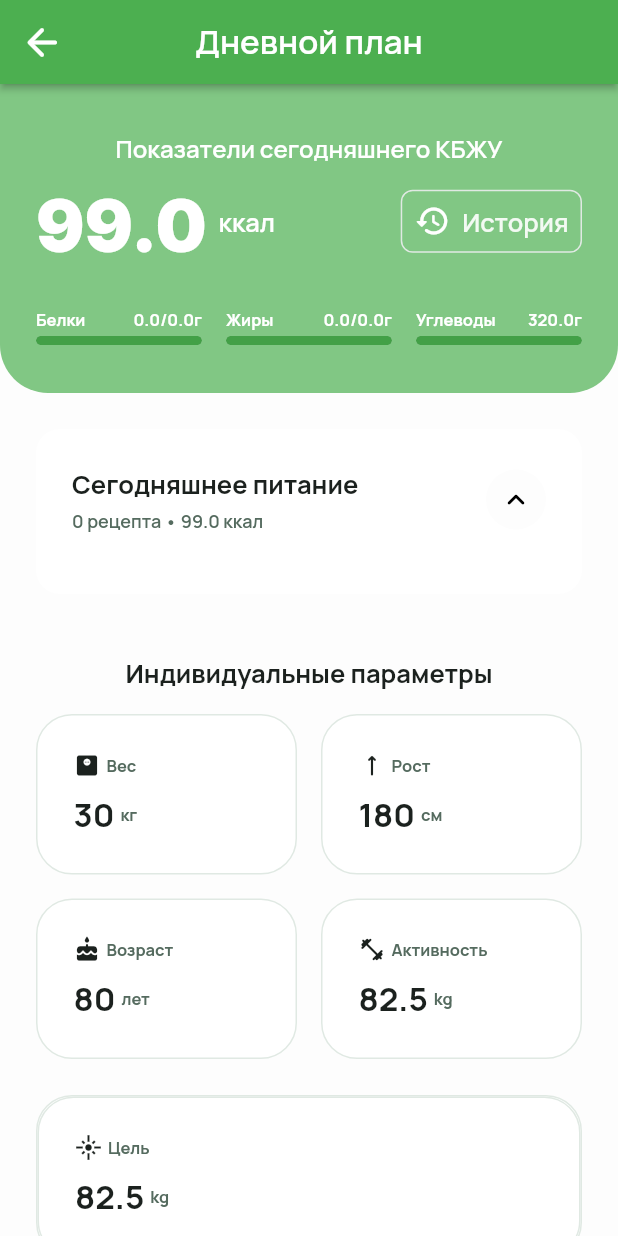
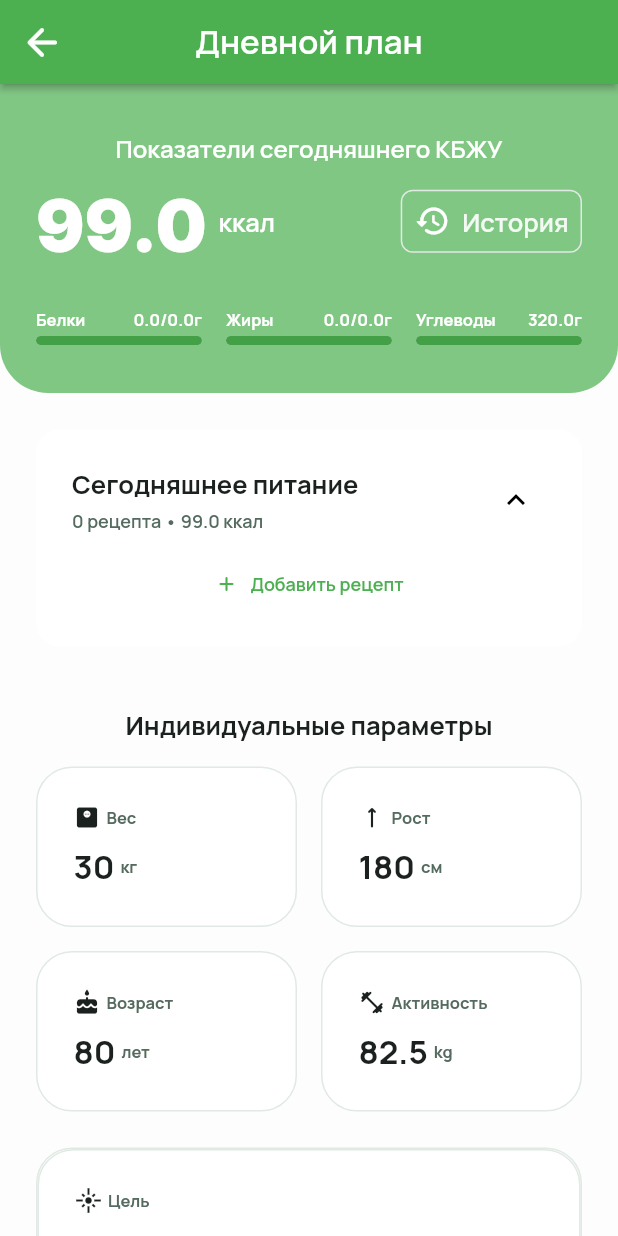
Before and after one commit to m4d0s/cookflow, a Flutter app: the screen it shows after launch, after a tap on the "calendar month" icon, on a phone screen of 412 x 824 dp. Run offline on Flutter 3.47's test engine with Material 3 defaults, Android fonts, the phone set to English and light mode, and no system bars; drawn by our look-alikes of percent_indicator; our stand-ins replace auto_size_text, cached_network_image, csv, data_table_2, dropdown_button2, easy_debounce and 13 more; missing offline and left inert: json_path; network calls fail.

Commit message:
Some changes

```diff
--- a/lib/app_constants.dart
+++ b/lib/app_constants.dart
@@ -2,7 +2,7 @@
 abstract class FFAppConstants {
   static const bool TrueValue = true;
   static const bool FalseValue = false;
-  static const int BackupVersion = 1;
+  static const int BackupVersion = 2;
   static const int NutritionRound = 10;
   static const String AppName = 'Cook Flow';
   static const String AppVersion = '0.6126b';
--- a/lib/backend/schema/enums/enums.dart
+++ b/lib/backend/schema/enums/enums.dart
@@ -70,6 +70,12 @@ enum HumanSex {
   female,
 }
 
+enum Structs {
+  recipe,
+  step,
+  product,
+}
+
 extension FFEnumExtensions<T extends Enum> on T {
   String serialize() => name;
 }
@@ -101,6 +107,8 @@ T? deserializeEnum<T>(String? value) {
       return MealAction.values.deserialize(value) as T?;
     case (HumanSex):
       return HumanSex.values.deserialize(value) as T?;
+    case (Structs):
+      return Structs.values.deserialize(value) as T?;
     default:
       return null;
   }
--- a/lib/backend/schema/structs/meal_entry_struct.dart
+++ b/lib/backend/schema/structs/meal_entry_struct.dart
@@ -6,10 +6,21 @@ import '/flutter_flow/flutter_flow_util.dart';
 
 class MealEntryStruct extends BaseStruct {
   MealEntryStruct({
+    int? id,
     RecipeStruct? meal,
     DateTime? date,
-  })  : _meal = meal,
+  })  : _id = id,
+        _meal = meal,
         _date = date;
+
+  // "id" field.
+  int? _id;
+  int get id => _id ?? 0;
+  set id(int? val) => _id = val;
+
+  void incrementId(int amount) => id = id + amount;
+
+  bool hasId() => _id != null;
 
   // "meal" field.
   RecipeStruct? _meal;
@@ -30,6 +41,7 @@ class MealEntryStruct extends BaseStruct {
   bool hasDate() => _date != null;
 
   static MealEntryStruct fromMap(Map<String, dynamic> data) => MealEntryStruct(
+        id: castToType<int>(data['id']),
         meal: data['meal'] is RecipeStruct
             ? data['meal']
             : RecipeStruct.maybeFromMap(data['meal']),
@@ -41,12 +53,17 @@ class MealEntryStruct extends BaseStruct {
       : null;
 
   Map<String, dynamic> toMap() => {
+        'id': _id,
         'meal': _meal?.toMap(),
         'date': _date,
       }.withoutNulls;
 
   @override
   Map<String, dynamic> toSerializableMap() => {
+        'id': serializeParam(
+          _id,
+          ParamType.int,
+        ),
         'meal': serializeParam(
           _meal,
           ParamType.DataStruct,
@@ -59,6 +76,11 @@ class MealEntryStruct extends BaseStruct {
 
   static MealEntryStruct fromSerializableMap(Map<String, dynamic> data) =>
       MealEntryStruct(
+        id: deserializeParam(
+          data['id'],
+          ParamType.int,
+          false,
+        ),
         meal: deserializeStructParam(
           data['meal'],
           ParamType.DataStruct,
@@ -77,18 +99,23 @@ class MealEntryStruct extends BaseStruct {
 
   @override
   bool operator ==(Object other) {
-    return other is MealEntryStruct && meal == other.meal && date == other.date;
+    return other is MealEntryStruct &&
+        id == other.id &&
+        meal == other.meal &&
+        date == other.date;
   }
 
   @override
-  int get hashCode => const ListEquality().hash([meal, date]);
+  int get hashCode => const ListEquality().hash([id, meal, date]);
 }
 
 MealEntryStruct createMealEntryStruct({
+  int? id,
   RecipeStruct? meal,
   DateTime? date,
 }) =>
     MealEntryStruct(
+      id: id,
       meal: meal ?? RecipeStruct(),
       date: date,
     );
--- a/lib/components/day_card/day_card_widget.dart
+++ b/lib/components/day_card/day_card_widget.dart
@@ -143,19 +143,37 @@ class _DayCardWidgetState extends State<DayCardWidget> {
                         ].divide(SizedBox(
                             height: FFAppConstants.Padding0.toDouble())),
                       ),
+                      Stack(
+                        children: [
+                          if (_model.hideInfo)
                             FlutterFlowIconButton(
                               borderRadius: 9999.0,
                               buttonSize: 40.0,
-                        fillColor:
-                            FlutterFlowTheme.of(context).primaryBackground,
+                              fillColor: FlutterFlowTheme.of(context)
+                                  .secondaryBackground,
                               icon: Icon(
-                          Icons.expand_less_rounded,
-                          size: 24.0,
+                                Icons.keyboard_arrow_up,
                               ),
                               onPressed: () async {
                                 _model.hideInfo = !_model.hideInfo;
                                 safeSetState(() {});
                               },
+                            ),
+                          if (!_model.hideInfo)
+                            FlutterFlowIconButton(
+                              borderRadius: 9999.0,
+                              buttonSize: 40.0,
+                              fillColor: FlutterFlowTheme.of(context)
+                                  .secondaryBackground,
+                              icon: Icon(
+                                Icons.expand_more,
+                              ),
+                              onPressed: () async {
+                                _model.hideInfo = !_model.hideInfo;
+                                safeSetState(() {});
+                              },
+                            ),
+                        ],
                       ),
                     ],
                   ),
@@ -188,8 +206,7 @@ class _DayCardWidgetState extends State<DayCardWidget> {
                                       key: Key(
                                         'Keywtr_${mealItem.date!.toString()}',
                                       ),
-                                      isDeleted: widget.hidaAdd,
-                                      hideDelete: false,
+                                      hideDelete: widget.hidaAdd,
                                       mealEntry: mealItem,
                                     ),
                                   );
@@ -197,7 +214,7 @@ class _DayCardWidgetState extends State<DayCardWidget> {
                               );
                             },
                           ),
-                          if (widget.hidaAdd)
+                          if (!widget.hidaAdd)
                             InkWell(
                               splashColor: Colors.transparent,
                               focusColor: Colors.transparent,
--- a/lib/custom_code/actions/index.dart
+++ b/lib/custom_code/actions/index.dart
@@ -5,3 +5,8 @@ export '/custom_code/actions/import_backup.dart' show importBackup;
 export '/custom_code/actions/import_json.dart' show importJson;
 export '/custom_code/actions/check_backup.dart' show checkBackup;
 export '/custom_code/actions/add_empty_daily.dart' show addEmptyDaily;
+export '/custom_code/actions/update_recipe.dart' show updateRecipe;
+export '/custom_code/actions/move_step_up.dart' show moveStepUp;
+export '/custom_code/actions/renew_ids.dart' show renewIds;
+export '/custom_code/actions/get_next_id.dart' show getNextId;
+export '/custom_code/actions/add_new_struct.dart' show addNewStruct;
--- /dev/null
+++ b/lib/flutter_flow/internationalization.dart
@@ -0,0 +1,146 @@
+import 'package:flutter/cupertino.dart';
+import 'package:flutter/material.dart';
+import 'package:flutter/foundation.dart';
+import 'package:shared_preferences/shared_preferences.dart';
+
+const _kLocaleStorageKey = '__locale_key__';
+
+class FFLocalizations {
+  FFLocalizations(this.locale);
+
+  final Locale locale;
+
+  static FFLocalizations of(BuildContext context) =>
+      Localizations.of<FFLocalizations>(context, FFLocalizations)!;
+
+  static List<String> languages() => ['ru'];
+
+  static late SharedPreferences _prefs;
+  static Future initialize() async =>
+      _prefs = await SharedPreferences.getInstance();
+  static Future storeLocale(String locale) =>
+      _prefs.setString(_kLocaleStorageKey, locale);
+  static Locale? getStoredLocale() {
+    final locale = _prefs.getString(_kLocaleStorageKey);
+    return locale != null && locale.isNotEmpty ? createLocale(locale) : null;
+  }
+
+  String get languageCode => locale.toString();
+  String? get languageShortCode =>
+      _languagesWithShortCode.contains(locale.toString())
+          ? '${locale.toString()}_short'
+          : null;
+  int get languageIndex => languages().contains(languageCode)
+      ? languages().indexOf(languageCode)
+      : 0;
+
+  String getText(String key) =>
+      (kTranslationsMap[key] ?? {})[locale.toString()] ?? '';
+
+  String getVariableText({
+    String? ruText = '',
+  }) =>
+      [ruText][languageIndex] ?? '';
+
+  static const Set<String> _languagesWithShortCode = {
+    'ar',
+    'az',
+    'ca',
+    'cs',
+    'da',
+    'de',
+    'dv',
+    'en',
+    'es',
+    'et',
+    'fi',
+    'fr',
+    'gr',
+    'he',
+    'hi',
+    'hu',
+    'it',
+    'km',
+    'ku',
+    'mn',
+    'ms',
+    'no',
+    'pt',
+    'ro',
+    'ru',
+    'rw',
+    'sv',
+    'th',
+    'uk',
+    'vi',
+  };
+}
+
+/// Used if the locale is not supported by GlobalMaterialLocalizations.
+class FallbackMaterialLocalizationDelegate
+    extends LocalizationsDelegate<MaterialLocalizations> {
+  const FallbackMaterialLocalizationDelegate();
+
+  @override
+  bool isSupported(Locale locale) => _isSupportedLocale(locale);
+
+  @override
+  Future<MaterialLocalizations> load(Locale locale) async =>
+      SynchronousFuture<MaterialLocalizations>(
+        const DefaultMaterialLocalizations(),
+      );
+
+  @override
+  bool shouldReload(FallbackMaterialLocalizationDelegate old) => false;
+}
+
+/// Used if the locale is not supported by GlobalCupertinoLocalizations.
+class FallbackCupertinoLocalizationDelegate
+    extends LocalizationsDelegate<CupertinoLocalizations> {
+  const FallbackCupertinoLocalizationDelegate();
+
+  @override
+  bool isSupported(Locale locale) => _isSupportedLocale(locale);
+
+  @override
+  Future<CupertinoLocalizations> load(Locale locale) =>
+      SynchronousFuture<CupertinoLocalizations>(
+        const DefaultCupertinoLocalizations(),
+      );
+
+  @override
+  bool shouldReload(FallbackCupertinoLocalizationDelegate old) => false;
+}
+
+class FFLocalizationsDelegate extends LocalizationsDelegate<FFLocalizations> {
+  const FFLocalizationsDelegate();
+
+  @override
+  bool isSupported(Locale locale) => _isSupportedLocale(locale);
+
+  @override
+  Future<FFLocalizations> load(Locale locale) =>
+      SynchronousFuture<FFLocalizations>(FFLocalizations(locale));
+
+  @override
+  bool shouldReload(FFLocalizationsDelegate old) => false;
+}
+
+Locale createLocale(String language) => language.contains('_')
+    ? Locale.fromSubtags(
+        languageCode: language.split('_').first,
+        scriptCode: language.split('_').last,
+      )
+    : Locale(language);
+
+bool _isSupportedLocale(Locale locale) {
+  final language = locale.toString();
+  return FFLocalizations.languages().contains(
+    language.endsWith('_')
+        ? language.substring(0, language.length - 1)
+        : language,
+  );
+}
+
+final kTranslationsMap =
+    <Map<String, Map<String, String>>>[].reduce((a, b) => a..addAll(b));
--- a/lib/main.dart
+++ b/lib/main.dart
@@ -5,6 +5,7 @@ import 'package:flutter_localizations/flutter_localizations.dart';
 import 'package:flutter_web_plugins/url_strategy.dart';
 import '/flutter_flow/flutter_flow_theme.dart';
 import 'flutter_flow/flutter_flow_util.dart';
+import 'flutter_flow/internationalization.dart';
 
 void main() async {
   WidgetsFlutterBinding.ensureInitialized();
@@ -32,6 +33,8 @@ class MyApp extends StatefulWidget {
 }
 
 class _MyAppState extends State<MyApp> {
+  Locale? _locale;
+
   ThemeMode _themeMode = FlutterFlowTheme.themeMode;
   double _textScaleFactor = 1.0;
 
@@ -61,6 +64,10 @@ class _MyAppState extends State<MyApp> {
 
     Future.delayed(Duration(milliseconds: 1000),
         () => safeSetState(() => _appStateNotifier.stopShowingSplashImage()));
+  }
+
+  void setLocale(String language) {
+    safeSetState(() => _locale = createLocale(language));
   }
 
   void setThemeMode(ThemeMode mode) => safeSetState(() {
@@ -95,11 +102,17 @@ class _MyAppState extends State<MyApp> {
       debugShowCheckedModeBanner: false,
       title: 'Cook Flow',
       localizationsDelegates: [
+        FFLocalizationsDelegate(),
         GlobalMaterialLocalizations.delegate,
         GlobalWidgetsLocalizations.delegate,
         GlobalCupertinoLocalizations.delegate,
+        FallbackMaterialLocalizationDelegate(),
+        FallbackCupertinoLocalizationDelegate(),
       ],
-      supportedLocales: const [Locale('en', '')],
+      locale: _locale,
+      supportedLocales: const [
+        Locale('ru'),
+      ],
       theme: ThemeData(
         brightness: Brightness.light,
         useMaterial3: false,
--- a/lib/pages/meal_select/meal_select_widget.dart
+++ b/lib/pages/meal_select/meal_select_widget.dart
@@ -416,10 +416,10 @@ class _MealSelectWidgetState extends State<MealSelectWidget> {
                                         ),
                                       ),
                                     ].divide(SizedBox(
-                                        width: FFAppConstants.Padding1
+                                        width: FFAppConstants.Padding0
                                             .toDouble())),
                                   ),
-                                ].divide(SizedBox(width: 8.0)),
+                                ],
                               ),
                             ].divide(SizedBox(height: 16.0)),
                           ),
--- a/lib/pages/recipe_list/recipe_list_widget.dart
+++ b/lib/pages/recipe_list/recipe_list_widget.dart
@@ -298,7 +298,7 @@ class _RecipeListWidgetState extends State<RecipeListWidget> {
                       ),
                       Row(
                         mainAxisSize: MainAxisSize.min,
-                        mainAxisAlignment: MainAxisAlignment.start,
+                        mainAxisAlignment: MainAxisAlignment.spaceEvenly,
                         crossAxisAlignment: CrossAxisAlignment.center,
                         children: [
                           Expanded(
@@ -494,9 +494,9 @@ class _RecipeListWidgetState extends State<RecipeListWidget> {
                             ),
                           ),
                         ].divide(SizedBox(
-                            width: FFAppConstants.Padding1.toDouble())),
+                            width: FFAppConstants.Padding0.toDouble())),
                       ),
-                    ].divide(SizedBox(width: 8.0)),
+                    ],
                   ),
                 ].divide(SizedBox(height: 16.0)),
               ),
--- a/pubspec.yaml
+++ b/pubspec.yaml
@@ -15,7 +15,7 @@ publish_to: 'none' # Remove this line if you wish to publish to pub.dev
 # In iOS, build-name is used as CFBundleShortVersionString while build-number used as CFBundleVersion.
 # Read more about iOS versioning at
 # https://developer.apple.com/library/archive/documentation/General/Reference/InfoPlistKeyReference/Articles/CoreFoundationKeys.html
-version: 0.3.1+16
+version: 0.3.1+17
 
 environment:
   sdk: ">=3.0.0 <4.0.0"
```
Also changed, not shown: lib/components/recipe_card_mini/recipe_card_mini_widget.dart (+5 -2 lines), lib/custom_code/actions/add_new_struct.dart (added, +27 -0 lines), lib/custom_code/actions/get_next_id.dart (added, +42 -0 lines), lib/custom_code/actions/move_step_up.dart (added, +32 -0 lines), lib/custom_code/actions/renew_ids.dart (added, +32 -0 lines), lib/custom_code/actions/update_recipe.dart (added, +33 -0 lines), lib/flutter_flow/flutter_flow_util.dart (+10 -0 lines), lib/pages/cooking_check/cooking_check_widget.dart (+56 -33 lines), lib/pages/meal_plan/meal_plan_widget.dart (+15 -2 lines), lib/pages/recipe_detail/recipe_detail_widget.dart (+9 -1 lines), 1 other file. Lines whose indentation alone changed are shown as unchanged.
